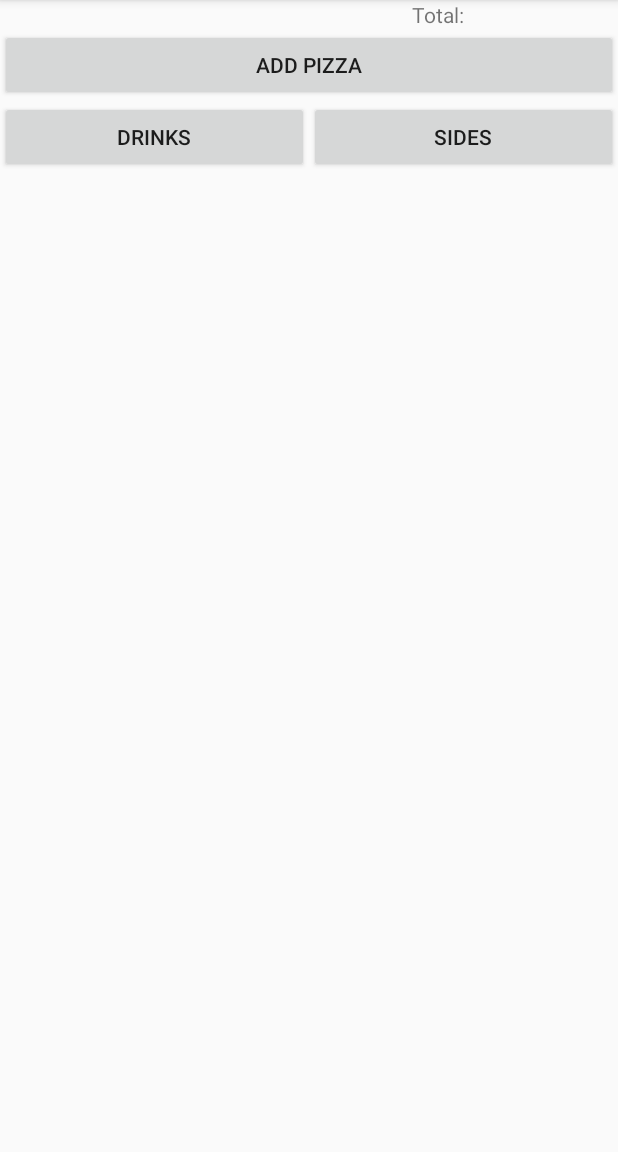
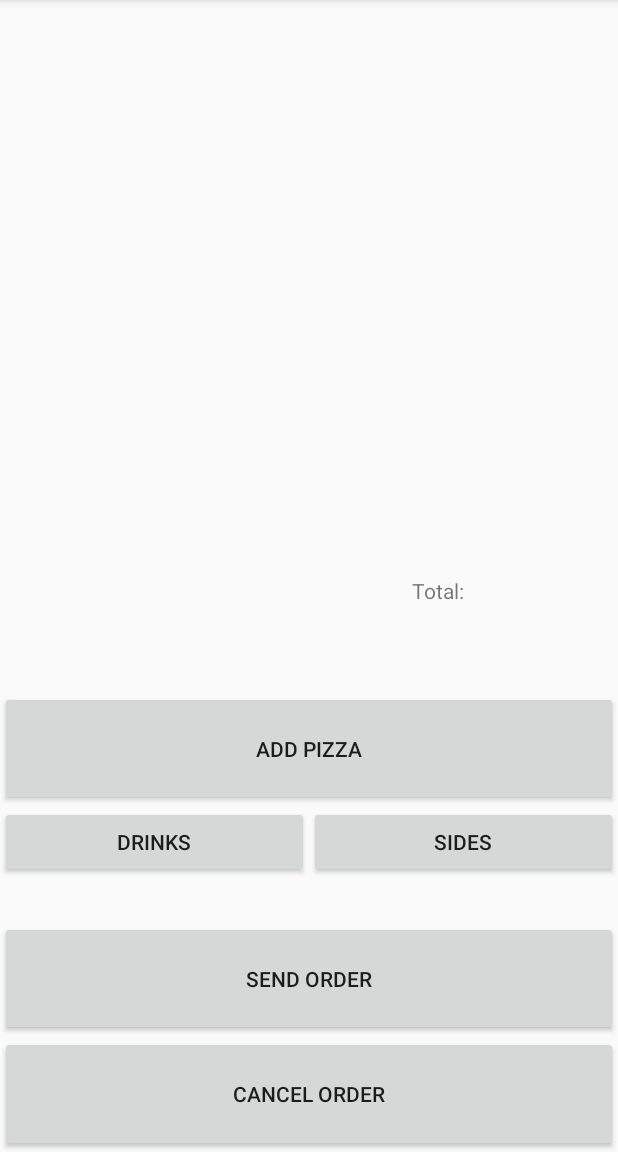
Before and after one commit to curtismayott/CS414GroupNewAndroid, an Android app: the fragment OrderFragment placed in its activity, on a phone screen of 412 x 824 dp, the part 84-1236 px from its top. Run offline under Robolectric (Android 15) with nearby library versions, the phone set to English and light mode, and no system bars; 7 statements that could not run were skipped.

```diff
--- a/app/src/main/java/com/android/cs414groupnewandroid/activities/MainActivity.java
+++ b/app/src/main/java/com/android/cs414groupnewandroid/activities/MainActivity.java
@@ -64,4 +64,9 @@ public class MainActivity extends FragmentActivity {
 		msg.what = BaseFragment.PASS_ID;
 		listeners.get(newView).setOrderID(orderID);
 	}
+
+	@Override
+	public void onBackPressed(){
+
+	}
 }
--- a/app/src/main/java/com/android/cs414groupnewandroid/adapters/OrderListAdapter.java
+++ b/app/src/main/java/com/android/cs414groupnewandroid/adapters/OrderListAdapter.java
@@ -70,7 +70,7 @@ public class OrderListAdapter extends BaseAdapter {
 				if(i != 0){
 					toppings.append("\n");
 				}
-				toppings.append(((Pizza) item).getToppingList().get(i).getShortName());
+				toppings.append(((Pizza) item).getToppingList().get(i).getFullName());
 			}
 			if(toppings.length() != 0){
 				holder.topping.setText(toppings.toString());
--- a/app/src/main/res/layout/fragment_order.xml
+++ b/app/src/main/res/layout/fragment_order.xml
@@ -1,17 +1,12 @@
 <LinearLayout xmlns:android="http://schemas.android.com/apk/res/android"
              android:layout_width="match_parent"
              android:layout_height="match_parent"
-             android:orientation="vertical">
-    <ScrollView
-        android:layout_width="fill_parent"
-        android:layout_height="wrap_content">
+             android:orientation="vertical"
+             android:weightSum="10">
     <LinearLayout
         android:layout_width="fill_parent"
-            android:layout_height="wrap_content"
-            android:orientation="vertical">
-            <LinearLayout
-                android:layout_width="fill_parent"
-                android:layout_height="wrap_content">
+        android:layout_height="0dp"
+        android:layout_weight="5">
         <ListView
             android:id="@+id/order_list"
             android:layout_width="fill_parent"
@@ -20,8 +15,9 @@
     </LinearLayout>
     <LinearLayout
         android:layout_width="fill_parent"
-                android:layout_height="wrap_content"
+        android:layout_height="0dp"
         android:weightSum="4"
+        android:layout_weight="1"
         android:orientation="horizontal">
         <TextView
             android:text="Total:"
@@ -40,12 +36,14 @@
     <Button
         android:id="@+id/order_pizza"
         android:layout_width="fill_parent"
-                android:layout_height="wrap_content"
+        android:layout_height="0dp"
+        android:layout_weight="1"
         android:text="Add Pizza">
     </Button>
     <LinearLayout
         android:layout_width="fill_parent"
-                android:layout_height="wrap_content"
+        android:layout_height="0dp"
+        android:layout_weight="1"
         android:weightSum="2">
         <Button
             android:id="@+id/order_drink"
@@ -66,14 +64,14 @@
         android:id="@+id/order_send"
         android:layout_width="fill_parent"
         android:layout_height="0dp"
-                android:text="Send">
+        android:layout_weight="1"
+        android:text="Send Order">
     </Button>
     <Button
         android:id="@+id/order_cancel"
         android:layout_width="fill_parent"
         android:layout_height="0dp"
-                android:text="Send Order">
+        android:layout_weight="1"
+        android:text="Cancel Order">
     </Button>
 </LinearLayout>
-    </ScrollView>
-</LinearLayout>
```
Also changed, not shown: app/src/main/java/com/android/cs414groupnewandroid/adapters/SaucesAdapter.java (+18 -0 lines), app/src/main/java/com/android/cs414groupnewandroid/adapters/SizeAdapter.java (+18 -0 lines), app/src/main/java/com/android/cs414groupnewandroid/adapters/ToppingAdapter.java (+15 -0 lines), app/src/main/java/com/android/cs414groupnewandroid/controllers/OrderEditListener.java (+55 -41 lines), app/src/main/java/com/android/cs414groupnewandroid/objects/Order.java (+35 -2 lines). Lines whose indentation alone changed are shown as unchanged.
